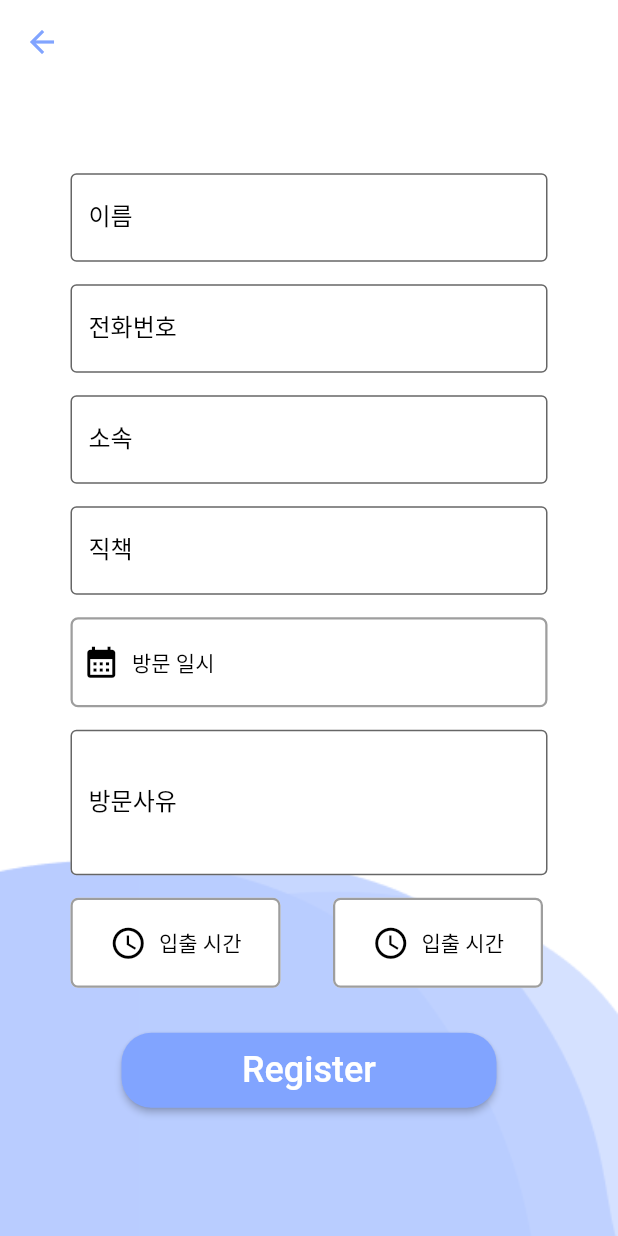
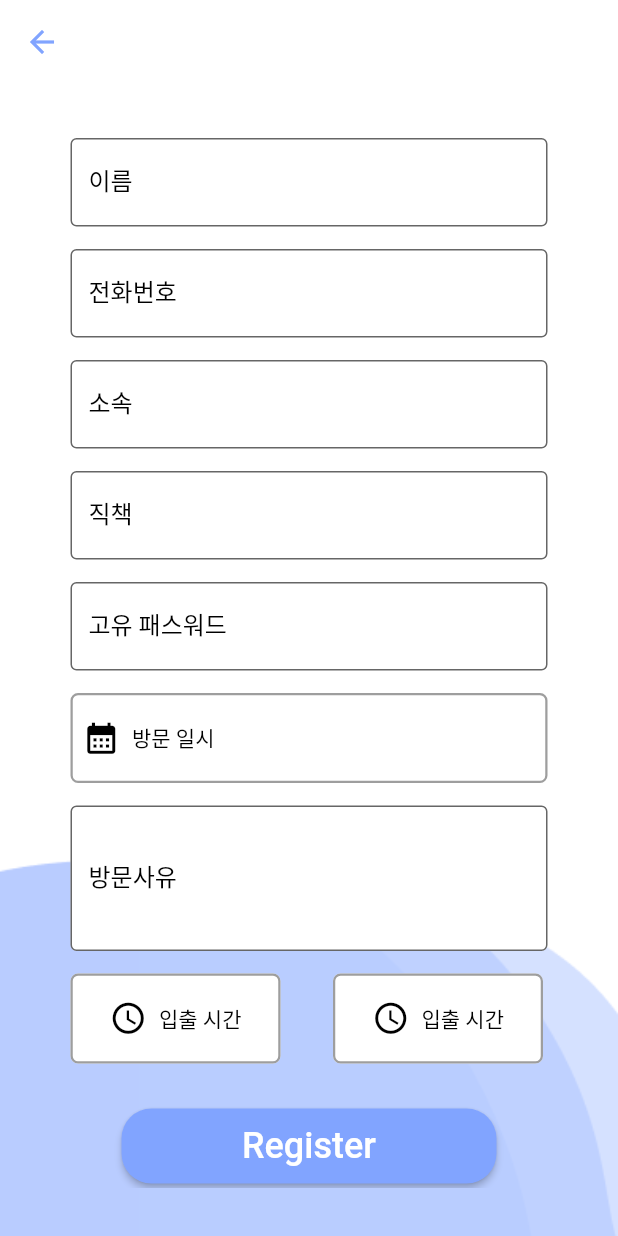
Before and after one commit to Smart-Beacon/HCS-Beacon, a Flutter app: the RegisterScreen screen opened by its route, on a phone screen of 412 x 824 dp. Run offline on Flutter 3.47's test engine with Material 2 defaults, Android fonts, the phone set to English and light mode, and no system bars; our stand-ins replace dio, flutter_secure_storage, top_snackbar_flutter; missing offline and left inert: platform_device_id, time_picker_sheet; accounts and stored records are empty; network calls fail.

Commit message:
update App

```diff
--- a/App/lib/register_screen.dart
+++ b/App/lib/register_screen.dart
@@ -18,7 +18,9 @@ class _RegisterDemoScreentate extends State<RegisterScreen> {
   TextEditingController phoneNum = TextEditingController();
   TextEditingController company = TextEditingController();
   TextEditingController position = TextEditingController();
+  TextEditingController loginPw = TextEditingController();
   TextEditingController reason = TextEditingController();
+
   DateTime? selectedDate;
   DateTime? selectedStartTime;
   DateTime? selectedEndTime;
@@ -213,6 +215,21 @@ class _RegisterDemoScreentate extends State<RegisterScreen> {
                 Padding(
                   padding: const EdgeInsets.only(
                       left: 15.0, right: 15.0, top: 15, bottom: 0),
+                  child: TextField(
+                    controller: loginPw,
+                    obscureText: true,
+                    decoration: const InputDecoration(
+                        filled: true,
+                        fillColor: Colors.white,
+                        border: OutlineInputBorder(),
+                        labelText: '고유 패스워드',
+                        labelStyle: TextStyle(color: Colors.black),
+                        hintText: 'Enter your password'),
+                  ),
+                ),
+                Padding(
+                  padding: const EdgeInsets.only(
+                      left: 15.0, right: 15.0, top: 15, bottom: 0),
                   child: SizedBox(
                     height: 60,
                     width: 350,
@@ -372,6 +389,7 @@ class _RegisterDemoScreentate extends State<RegisterScreen> {
                   phoneNum: phoneNum.text,
                   company: company.text,
                   position: position.text,
+                  loginPw: loginPw.text,
                   reason: reason.text,
                   selectedDate: selectedDate,
                   selectedStartTime: selectedStartTime,
@@ -394,6 +412,7 @@ class RegisterButton extends StatefulWidget {
       required this.phoneNum,
       required this.company,
       required this.position,
+      required this.loginPw,
       required this.reason,
       required this.selectedDate,
       required this.selectedStartTime,
@@ -404,6 +423,7 @@ class RegisterButton extends StatefulWidget {
   final String phoneNum;
   final String? company;
   final String? position;
+  final String? loginPw;
   final String? reason;
   final String? doorId;
   final DateTime? selectedDate;
@@ -431,6 +451,7 @@ class _RegisterButtonState extends State<RegisterButton> {
           'phoneNum': widget.phoneNum,
           'company': widget.company,
           'position': widget.position,
+          'loginPw':widget.loginPw,
           'reason': widget.reason,
           'enterTime': enterTime,
           'exitTime': exitTime,
@@ -479,6 +500,9 @@ class _RegisterButtonState extends State<RegisterButton> {
       return false;
     } else if (widget.position == "") {
       showSnackBar(context, '직책을 기입해주세요.');
+      return false;
+    }else if (widget.loginPw == "") {
+      showSnackBar(context, '비밀번호를 입력해주세요.');
       return false;
     } else if (widget.reason == "") {
       showSnackBar(context, '방문 사유를 입력해주세요.');
```
Also changed, not shown: App/lib/edit_personal_info.dart (+70 -12 lines), App/lib/login_screen.dart (+4 -4 lines), App/lib/main_view.dart (+7 -25 lines), 1 other file.
